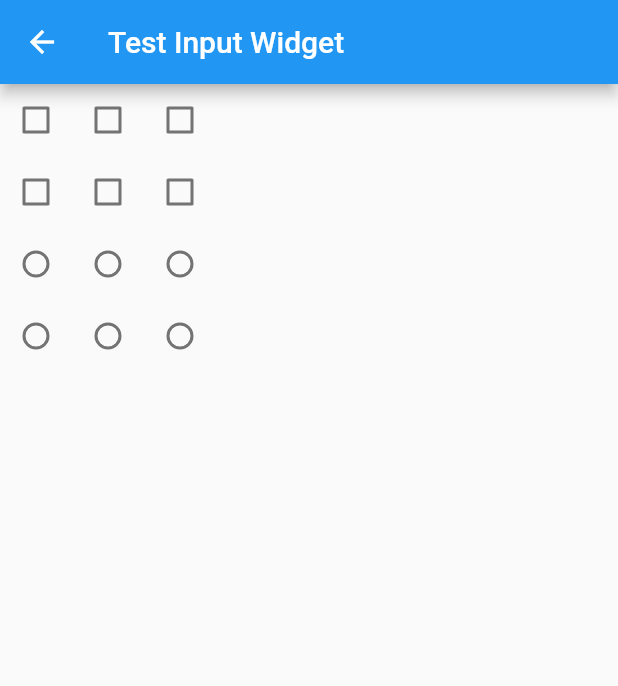
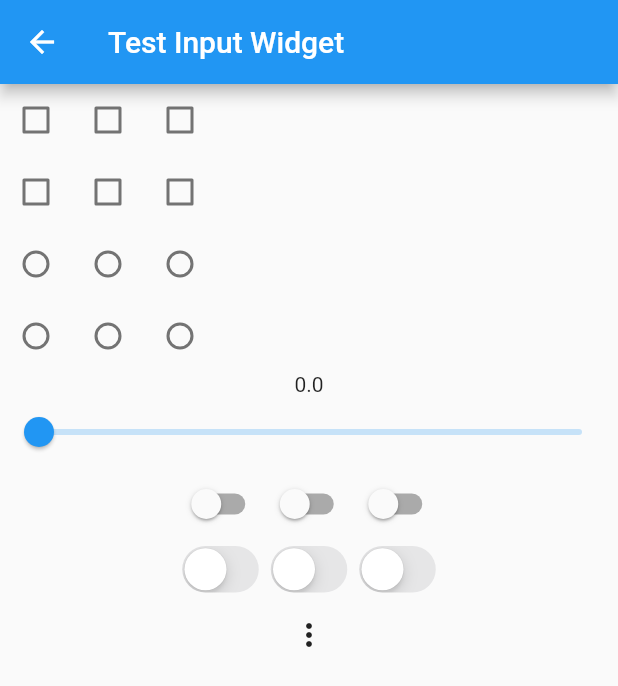
Before and after one commit to ElvaCJ/hufs-flutter-mobile, a Flutter app: the InputTestScreen screen opened directly, on a phone screen of 412 x 824 dp. Shown: the top 686 px of the screen. Run offline on Flutter 3.47's test engine with Material 2 defaults, Android fonts, the phone set to English and light mode, and no system bars; our stand-ins replace dio, flutter_dotenv, geolocator; missing offline and left inert: flutter_analog_clock.

Commit message:
코드 누락 readd : 10주차 위젯들

```diff
--- a/lib/screens/input_test_screen.dart
+++ b/lib/screens/input_test_screen.dart
@@ -1,3 +1,6 @@
+import 'dart:math';
+
+import 'package:flutter/cupertino.dart';
 import 'package:flutter/material.dart';
 
 class InputTestScreen extends StatefulWidget {
@@ -14,14 +17,125 @@ class _InputTestScreenState extends State<InputTestScreen> {
       appBar: AppBar(
         title: const Text('Test Input Widget'),
       ),
-      body: const Column(
+      body: Column(
         children: [
           CheckBoxTest(),
           CheckBoxTest(),
           RadioButtonTest(),
           RadioButtonTest(),
+          SliderTest(),
+          SwitchTest(),
+          PopupTest(),
         ],
       ),
+    );
+  }
+}
+
+class PopupTest extends StatefulWidget {
+  const PopupTest({super.key});
+
+  @override
+  State<PopupTest> createState() => _PopupTestState();
+}
+
+class _PopupTestState extends State<PopupTest> {
+  TestValues selectedValue = TestValues.R1;
+  @override
+  Widget build(BuildContext context) {
+    return PopupMenuButton(
+      itemBuilder: (context) {
+        return TestValues.values
+            .map(
+                (value) => PopupMenuItem(value: value, child: Text(value.name)))
+            .toList();
+      },
+      onSelected: (newValue) => setState(() => selectedValue = newValue),
+    );
+  }
+}
+
+class SwitchTest extends StatefulWidget {
+  const SwitchTest({super.key});
+
+  @override
+  State<SwitchTest> createState() => _SwitchTestState();
+}
+
+class _SwitchTestState extends State<SwitchTest> {
+  late List<bool> values;
+
+  @override
+  void initState() {
+    super.initState();
+    values = [false, false, false];
+  }
+
+  @override
+  Widget build(BuildContext context) {
+    return Row(
+      mainAxisAlignment: MainAxisAlignment.center,
+      children: [
+        Column(
+          children: [
+            Switch(value: values[0],
+                onChanged: (value) => onChanged(0, value: value)),
+            CupertinoSwitch(value: values[0],
+                onChanged: (value) => onChanged(0, value: value)),
+          ],
+        ),
+        Column(
+          children: [
+            Switch(value: values[1],
+                onChanged: (value) => onChanged(1, value: value)),
+            CupertinoSwitch(value: values[1],
+                onChanged: (value) => onChanged(1, value: value)),
+          ],
+        ),
+        Column(
+          children: [
+            Switch(value: values[2],
+                onChanged: (value) => onChanged(2, value: value)),
+            CupertinoSwitch(value: values[2],
+                onChanged: (value) => onChanged(2, value: value)),
+          ],
+        ),
+      ],
+    );
+  }
+
+  void onChanged(int index, {bool? value = false}) {
+    setState(() {
+      values[index] = value!;
+    });
+  }
+}
+
+
+class SliderTest extends StatefulWidget {
+  const SliderTest({super.key});
+
+  @override
+  State<SliderTest> createState() => _SliderTestState();
+}
+
+class _SliderTestState extends State<SliderTest> {
+  double value = 0;
+
+  @override
+  Widget build(BuildContext context) {
+    return Column(
+      children: [
+        Text('$value'),
+        Slider(
+          value: value,
+          onChanged: (newValue) => setState(() {value = newValue;}),
+          label: value.round().toString(),
+          divisions: 100,
+          max: 0,
+          min: 0,
+        ),
+      ],
     );
   }
 }
@@ -55,7 +169,6 @@ class _RadioButtonTestState extends State<RadioButtonTest> {
     );
   }
 }
-
 
 class CheckBoxTest extends StatefulWidget {
   const CheckBoxTest({super.key});
```
Also changed, not shown: lib/screens/test_widget.dart (line endings or trailing spaces), 1 other file.
